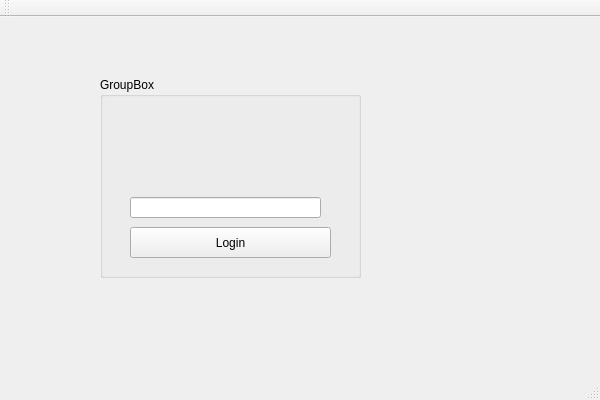
This is Comcalen/Comcalen.ui in Rolkarolka/Comcalen as Qt 5 draws it before an edit. The edited form follows.
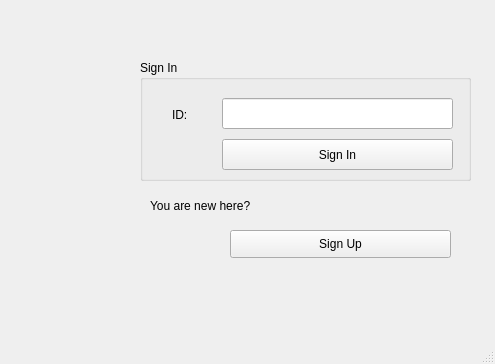
This is the edited form.

Diff of the .ui file:
```diff
--- a/Comcalen/Comcalen.ui
+++ b/Comcalen/Comcalen.ui
@@ -6,8 +6,8 @@
    <rect>
     <x>0</x>
     <y>0</y>
-    <width>600</width>
-    <height>400</height>
+    <width>495</width>
+    <height>364</height>
    </rect>
   </property>
   <property name="windowTitle">
@@ -17,57 +17,78 @@
    <widget class="QGroupBox" name="groupBox">
     <property name="geometry">
      <rect>
-      <x>100</x>
+      <x>140</x>
       <y>60</y>
-      <width>261</width>
-      <height>201</height>
+      <width>331</width>
+      <height>121</height>
      </rect>
     </property>
     <property name="title">
-     <string>GroupBox</string>
+     <string>Sign In</string>
     </property>
     <widget class="QPushButton" name="login_button">
      <property name="geometry">
       <rect>
-       <x>30</x>
-       <y>150</y>
-       <width>201</width>
+       <x>82</x>
+       <y>79</y>
+       <width>231</width>
        <height>31</height>
       </rect>
      </property>
      <property name="text">
-      <string>Login</string>
+      <string>Sign In</string>
      </property>
     </widget>
     <widget class="QLineEdit" name="ID_line">
      <property name="geometry">
       <rect>
-       <x>30</x>
-       <y>120</y>
-       <width>191</width>
-       <height>21</height>
+       <x>82</x>
+       <y>38</y>
+       <width>231</width>
+       <height>31</height>
       </rect>
      </property>
     </widget>
+    <widget class="QLabel" name="label">
+     <property name="geometry">
+      <rect>
+       <x>32</x>
+       <y>34</y>
+       <width>31</width>
+       <height>41</height>
+      </rect>
+     </property>
+     <property name="text">
+      <string>ID:</string>
+     </property>
+    </widget>
    </widget>
-  </widget>
-  <widget class="QMenuBar" name="menuBar">
-   <property name="geometry">
-    <rect>
-     <x>0</x>
-     <y>0</y>
-     <width>600</width>
-     <height>26</height>
-    </rect>
-   </property>
-  </widget>
-  <widget class="QToolBar" name="mainToolBar">
-   <attribute name="toolBarArea">
-    <enum>TopToolBarArea</enum>
-   </attribute>
-   <attribute name="toolBarBreak">
-    <bool>false</bool>
-   </attribute>
+   <widget class="QPushButton" name="signin_button">
+    <property name="geometry">
+     <rect>
+      <x>230</x>
+      <y>230</y>
+      <width>221</width>
+      <height>28</height>
+     </rect>
+    </property>
+    <property name="text">
+     <string>Sign Up</string>
+    </property>
+   </widget>
+   <widget class="QLabel" name="label_2">
+    <property name="geometry">
+     <rect>
+      <x>150</x>
+      <y>190</y>
+      <width>241</width>
+      <height>31</height>
+     </rect>
+    </property>
+    <property name="text">
+     <string>You are new here?</string>
+    </property>
+   </widget>
   </widget>
   <widget class="QStatusBar" name="statusBar"/>
  </widget>
```
